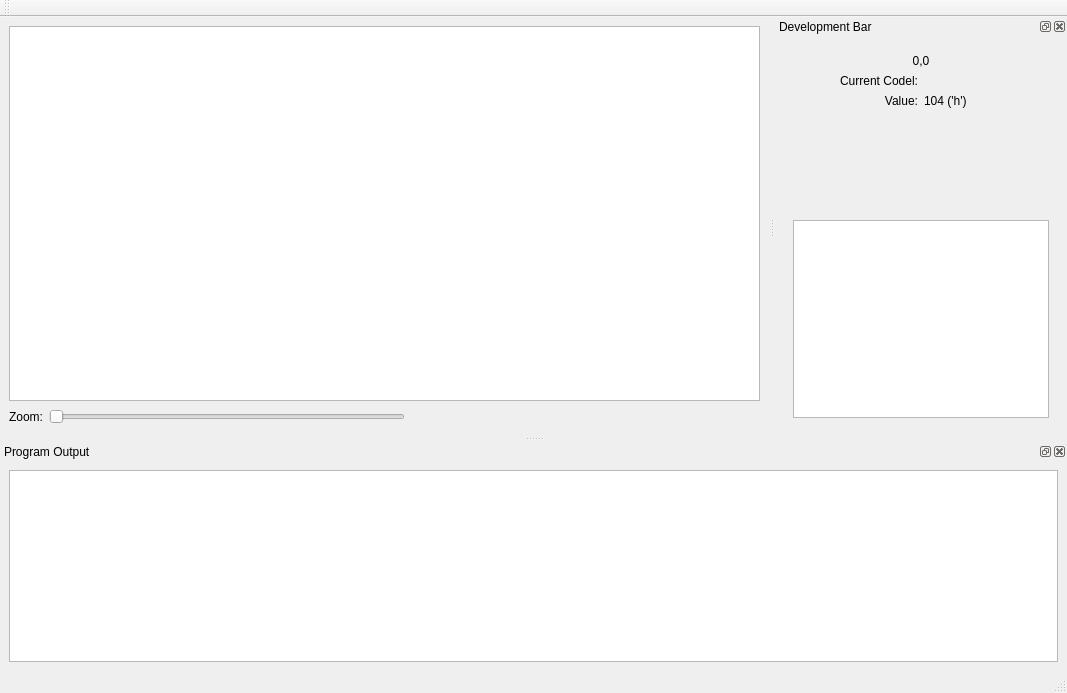
The window that MainWindow.ui (Ramblurr/PietCreator) describes before a commit, drawn with Qt 5.
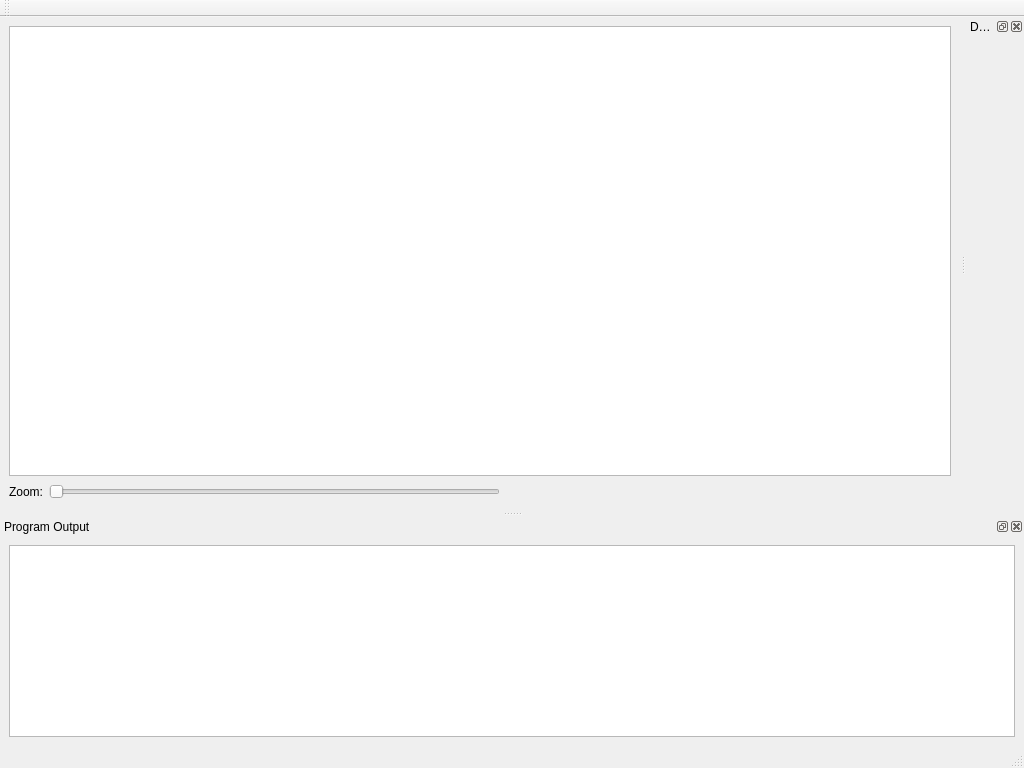
The same window after the commit. The open tabs and pages were chosen to show the change.

Commit message: Refactor the debug widget into its own class.

What changed in the file:
```diff
--- a/MainWindow.ui
+++ b/MainWindow.ui
@@ -6,8 +6,8 @@
    <rect>
     <x>0</x>
     <y>0</y>
-    <width>1067</width>
-    <height>693</height>
+    <width>1024</width>
+    <height>768</height>
    </rect>
   </property>
   <property name="windowTitle">
@@ -113,68 +113,7 @@
         <layout class="QVBoxLayout" name="verticalLayout_4"/>
        </widget>
        <widget class="QWidget" name="mDebugPage">
-        <layout class="QVBoxLayout" name="verticalLayout_5">
-         <item>
-          <layout class="QGridLayout" name="gridLayout">
-           <item row="0" column="0" colspan="2">
-            <widget class="QLabel" name="mCoordinate">
-             <property name="text">
-              <string>0,0</string>
-             </property>
-             <property name="alignment">
-              <set>Qt::AlignCenter</set>
-             </property>
-            </widget>
-           </item>
-           <item row="1" column="0">
-            <widget class="QLabel" name="label_2">
-             <property name="text">
-              <string>Current Codel:</string>
-             </property>
-             <property name="alignment">
-              <set>Qt::AlignRight|Qt::AlignTrailing|Qt::AlignVCenter</set>
-             </property>
-            </widget>
-           </item>
-           <item row="2" column="0">
-            <widget class="QLabel" name="label_3">
-             <property name="text">
-              <string>Value:</string>
-             </property>
-             <property name="alignment">
-              <set>Qt::AlignRight|Qt::AlignTrailing|Qt::AlignVCenter</set>
-             </property>
-            </widget>
-           </item>
-           <item row="2" column="1">
-            <widget class="QLabel" name="mValueLabel">
-             <property name="text">
-              <string>104 ('h')</string>
-             </property>
-            </widget>
-           </item>
-          </layout>
-         </item>
-         <item>
-          <widget class="QWidget" name="mCompass" native="true">
-           <property name="sizePolicy">
-            <sizepolicy hsizetype="Fixed" vsizetype="Fixed">
-             <horstretch>0</horstretch>
-             <verstretch>0</verstretch>
-            </sizepolicy>
-           </property>
-           <property name="minimumSize">
-            <size>
-             <width>100</width>
-             <height>100</height>
-            </size>
-           </property>
-          </widget>
-         </item>
-         <item>
-          <widget class="QListView" name="mStackView"/>
-         </item>
-        </layout>
+        <layout class="QVBoxLayout" name="verticalLayout_5"/>
        </widget>
       </widget>
      </item>
```
Left out of the diff: 5 changed lines with no effect on the pictures. The commit also changes 6 other files.
